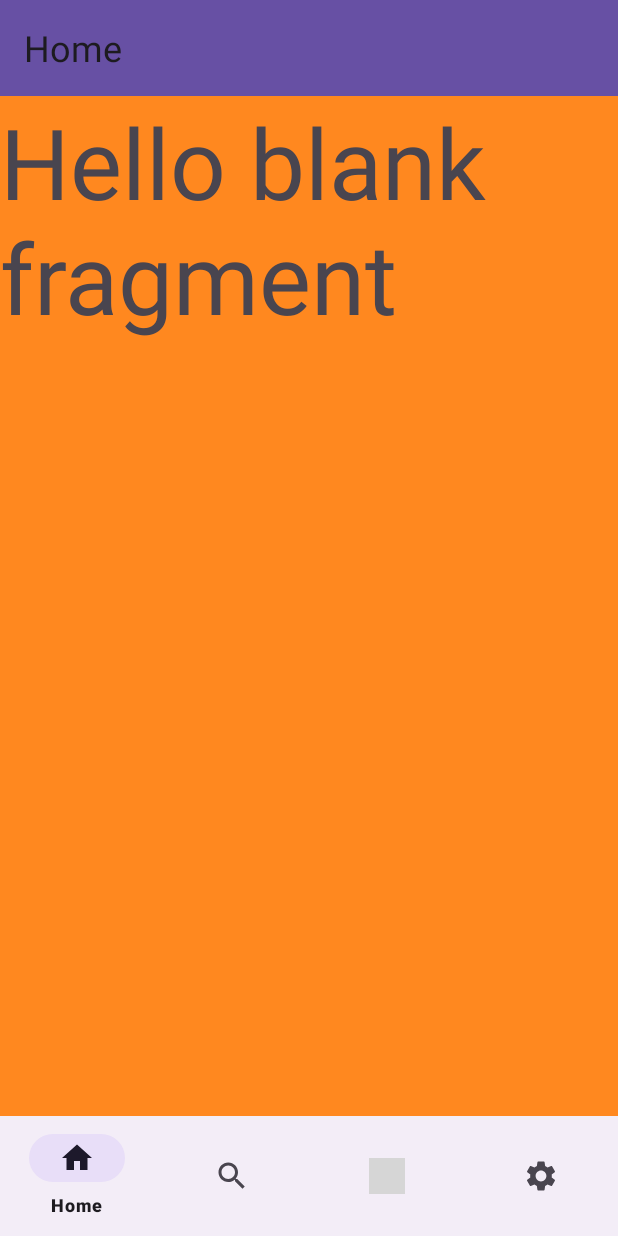
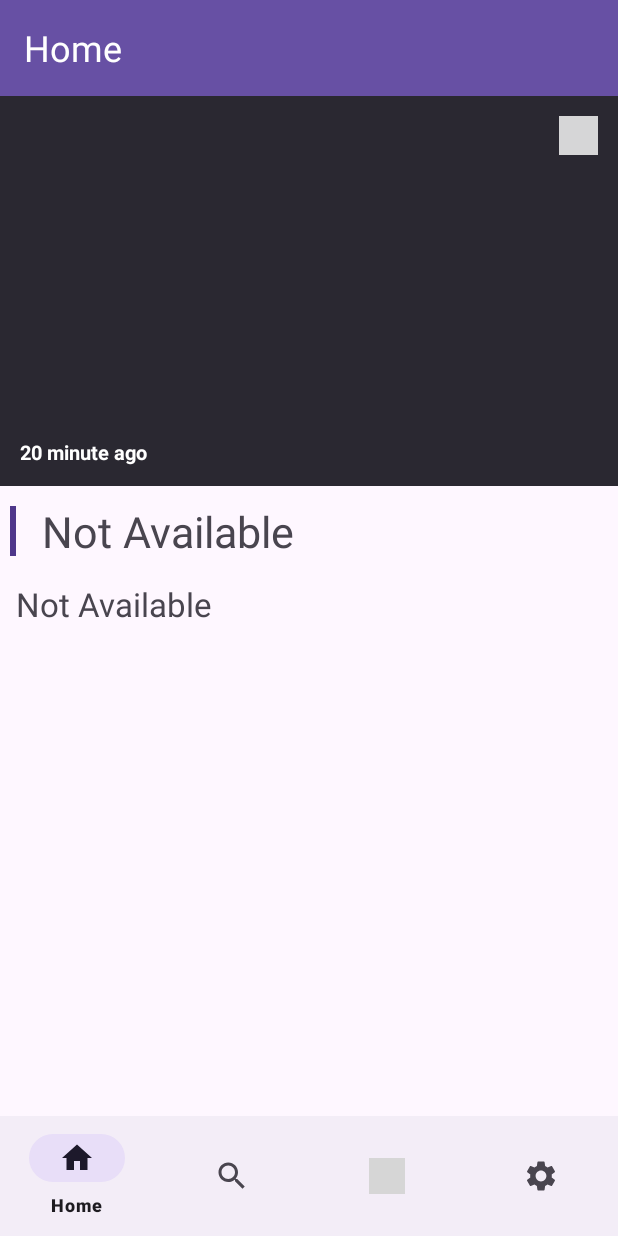
Before and after one commit to omar7311/News-App, an Android app: the fragment NewsDetailsFragment placed in its activity, on a phone screen of 412 x 824 dp. Run offline under Robolectric (Android 15) with nearby library versions, the phone set to English and light mode, and no system bars; our stand-ins replace navigation-ui, sdp/ssp sizes; network calls fail; pictures from the network do not load; 7 statements that could not run were skipped; grey boxes are pictures that could not be loaded.

Commit message:
details fragment

```diff
--- a/app/src/main/java/com/example/newsapp/data/source/remote/WebServices.kt
+++ b/app/src/main/java/com/example/newsapp/data/source/remote/WebServices.kt
@@ -1,15 +1,15 @@
 package com.example.newsapp.data.source.remote
 
 import com.example.newsapp.data.model.NewsResponse
-import retrofit2.Call
+import retrofit2.Response
 import retrofit2.http.GET
 import retrofit2.http.Query
 
 interface WebServices {
     @GET("top-headlines")
-    fun getCountryNews(@Query("country") country:String,@Query("apiKey") apiKey:String):Call<NewsResponse>
+    suspend fun getCountryNews(@Query("country") country:String,@Query("apiKey") apiKey:String): Response<NewsResponse>
     @GET("everything")
-    fun getLatestNews(@Query("domains") domains:String,@Query("apiKey") apiKey:String):Call<NewsResponse>
+    suspend fun getLatestNews(@Query("domains") domains:String,@Query("apiKey") apiKey:String):Response<NewsResponse>
     @GET("everything")
-    fun getNews(@Query("q") query:String,@Query("apiKey") apiKey:String):Call<NewsResponse>
+    suspend fun getNews(@Query("q") query:String,@Query("apiKey") apiKey:String):Response<NewsResponse>
 }
--- a/app/src/main/java/com/example/newsapp/ui/HomeFragment.kt
+++ b/app/src/main/java/com/example/newsapp/ui/HomeFragment.kt
@@ -1,5 +1,6 @@
 package com.example.newsapp.ui
 
+import android.app.ProgressDialog
 import android.os.Bundle
 import android.util.Log
 import androidx.fragment.app.Fragment
@@ -15,72 +16,81 @@ import com.example.newsapp.data.source.remote.RetrofitClient
 import com.example.newsapp.databinding.FragmentHomeBinding
 import com.example.newsapp.ui.adapter.EgyptNewsAdapter
 import com.example.newsapp.ui.adapter.LatestNewsAdapter
+import kotlinx.coroutines.Dispatchers
+import kotlinx.coroutines.GlobalScope
+import kotlinx.coroutines.launch
+import kotlinx.coroutines.runBlocking
+import kotlinx.coroutines.withContext
 import retrofit2.Call
 import retrofit2.Callback
 import retrofit2.Response
 
 
-class HomeFragment : Fragment(),LatestNewsAdapter.NewsAction {
+class HomeFragment : Fragment(), NewsAction {
     lateinit var binding: FragmentHomeBinding
     lateinit var adapter1: EgyptNewsAdapter
     lateinit var adapter2: LatestNewsAdapter
+    lateinit var dialog: ProgressDialog
+
 
     override fun onCreateView(
         inflater: LayoutInflater,
         container: ViewGroup?,
         savedInstanceState: Bundle?
     ): View? {
+
         return inflater.inflate(R.layout.fragment_home, container, false)
     }
+
     override fun onViewCreated(view: View, savedInstanceState: Bundle?) {
         super.onViewCreated(view, savedInstanceState)
-        binding=FragmentHomeBinding.bind(view)
+        binding = FragmentHomeBinding.bind(view)
         init()
         getEgyptNews()
         getLatestNews()
     }
+
     fun init() {
-        adapter1= EgyptNewsAdapter()
-        adapter2= LatestNewsAdapter(this)
-        binding.recycleView2.layoutManager=LinearLayoutManager(context)
-        binding.recycleView1.layoutManager=LinearLayoutManager(context,LinearLayoutManager.HORIZONTAL,false)
+        dialog = ProgressDialog(context)
+        dialog.setTitle("loading....")
+        dialog.show()
+        adapter1 = EgyptNewsAdapter()
+        adapter2 = LatestNewsAdapter(this)
+
+
+        binding.recycleView2.layoutManager = LinearLayoutManager(context)
+        binding.recycleView1.layoutManager =
+            LinearLayoutManager(context, LinearLayoutManager.HORIZONTAL, false)
 
     }
 
-    private fun getLatestNews() {
-            RetrofitClient.getWebServices().getLatestNews("bbc.com,thenextweb.com",getString(R.string.api_Key))
-                .enqueue(object :Callback<NewsResponse>{
-                    override fun onResponse(
-                        call: Call<NewsResponse>,
-                        response: Response<NewsResponse>
-                    ) {
+    fun getLatestNews() {
+        GlobalScope.launch(Dispatchers.IO) {
+            val response = RetrofitClient.getWebServices()
+                .getLatestNews("bbc.com,thenextweb.com", getString(R.string.api_Key))
+            if (response.isSuccessful) {
                 adapter2.addList(response.body()!!.articles as ArrayList<ArticlesItem>)
-                        binding.recycleView2.adapter=adapter2
+                withContext(Dispatchers.Main) {
+                    binding.recycleView2.adapter = adapter2
+                    dialog.dismiss()
                 }
-
-                    override fun onFailure(call: Call<NewsResponse>, t: Throwable) {
-                        TODO("Not yet implemented")
             }
-
-                })
+        }
     }
 
 
-    fun getEgyptNews(){
-      RetrofitClient.getWebServices()
-          .getCountryNews("eg",getString(R.string.api_Key))
-          .enqueue(object :Callback<NewsResponse>{
-              override fun onResponse(call: Call<NewsResponse>, response: Response<NewsResponse>) {
-                  Log.d("tag",response.body()!!.articles.toString())
+    fun getEgyptNews() {
+        GlobalScope.launch(Dispatchers.IO) {
+            val response =
+                RetrofitClient.getWebServices().getCountryNews("eg", getString(R.string.api_Key))
+            if (response.isSuccessful) {
                 adapter1.addList(response.body()!!.articles as ArrayList<ArticlesItem>)
-                  binding.recycleView1.adapter=adapter1
+                withContext(Dispatchers.Main) {
+                    binding.recycleView1.adapter = adapter1
+                    dialog.dismiss()
                 }
-              override fun onFailure(call: Call<NewsResponse>, t: Throwable) {
-                  TODO("Not yet implemented")
             }
-
-          })
-
+        }
     }
 
     override fun newsClicked(news: ArticlesItem) {
--- a/app/src/main/java/com/example/newsapp/ui/NewsDetailsFragment.kt
+++ b/app/src/main/java/com/example/newsapp/ui/NewsDetailsFragment.kt
@@ -1,23 +1,26 @@
 package com.example.newsapp.ui
 
+import android.net.Uri
 import android.os.Bundle
 import android.util.Log
 import android.view.LayoutInflater
 import android.view.View
 import android.view.ViewGroup
 import androidx.fragment.app.Fragment
+import coil.load
 import com.example.newsapp.R
 import com.example.newsapp.data.model.ArticlesItem
+import com.example.newsapp.databinding.FragmentBookmarkBinding
+import com.example.newsapp.databinding.FragmentNewsDetailsBinding
 
 class NewsDetailsFragment : Fragment() {
-
-
+lateinit var binding: FragmentNewsDetailsBinding
+    lateinit var newsDetails: ArticlesItem
     override fun onCreate(savedInstanceState: Bundle?) {
         super.onCreate(savedInstanceState)
         if(arguments!=null) {
-            val newsDetails: ArticlesItem =
-                NewsDetailsFragmentArgs.fromBundle(requireArguments()).news
-            Log.d("tag", newsDetails.title!!)
+             newsDetails= NewsDetailsFragmentArgs.fromBundle(requireArguments()).news
+
         }
     }
 
@@ -29,5 +32,19 @@ class NewsDetailsFragment : Fragment() {
         return inflater.inflate(R.layout.fragment_news_details, container, false)
     }
 
+    override fun onViewCreated(view: View, savedInstanceState: Bundle?) {
+        binding=FragmentNewsDetailsBinding.bind(view)
+        bindUi()
+        super.onViewCreated(view, savedInstanceState)
+    }
 
+fun bindUi(){
+    binding.imageDetails.load(newsDetails.urlToImage)
+    binding.titleDetails.text=newsDetails.title
+    binding.timeDetails.text=newsDetails.publishedAt
+    binding.description.text= newsDetails.description as String?
+    binding.imageButtonDetail.setOnCheckedChangeListener { buttonView, isChecked ->
+        if(isChecked) BookmarkFragment.bookmarkList.add(newsDetails)
+    }
 }
+}
--- a/app/src/main/java/com/example/newsapp/ui/adapter/EgyptNewsAdapter.kt
+++ b/app/src/main/java/com/example/newsapp/ui/adapter/EgyptNewsAdapter.kt
@@ -8,10 +8,11 @@ import androidx.recyclerview.widget.RecyclerView
 import coil.load
 import com.example.newsapp.data.model.ArticlesItem
 import com.example.newsapp.databinding.ItemEgyptNewsBinding
+import com.example.newsapp.ui.BookmarkFragment
 import com.example.newsapp.ui.HomeFragmentDirections
 
 class EgyptNewsAdapter() : RecyclerView.Adapter<EgyptNewsAdapter.NewsHolder>() {
-    private lateinit var list: ArrayList<ArticlesItem>
+    private var list= ArrayList<ArticlesItem>()
 
     fun addList(list: ArrayList<ArticlesItem>) {
         this.list = list
@@ -35,7 +36,7 @@ class EgyptNewsAdapter() : RecyclerView.Adapter<EgyptNewsAdapter.NewsHolder>() {
         holder.binding.image.load(currentItem.urlToImage)
         holder.binding.imageButton.setOnCheckedChangeListener(CompoundButton.OnCheckedChangeListener
         { buttonView, isChecked ->
-
+            if(isChecked){ BookmarkFragment.bookmarkList.add(currentItem) }
         })
     }
 
--- a/app/src/main/java/com/example/newsapp/ui/adapter/LatestNewsAdapter.kt
+++ b/app/src/main/java/com/example/newsapp/ui/adapter/LatestNewsAdapter.kt
@@ -8,10 +8,12 @@ import androidx.recyclerview.widget.RecyclerView
 import coil.load
 import com.example.newsapp.data.model.ArticlesItem
 import com.example.newsapp.databinding.LatestNewsItemBinding
+import com.example.newsapp.ui.BookmarkFragment
 import com.example.newsapp.ui.HomeFragmentDirections
+import com.example.newsapp.ui.NewsAction
 
 class LatestNewsAdapter(var news: NewsAction):RecyclerView.Adapter<LatestNewsAdapter.NewsHolder>() {
-    private lateinit var list: ArrayList<ArticlesItem>
+     var list= ArrayList<ArticlesItem>()
     fun addList(list: ArrayList<ArticlesItem>) {
         this.list =list
     }
@@ -31,6 +33,8 @@ class LatestNewsAdapter(var news: NewsAction):RecyclerView.Adapter<LatestNewsAda
         holder.binding.imageView.load(curentItem.urlToImage)
         holder.binding.imageButtonView.setOnCheckedChangeListener(CompoundButton.OnCheckedChangeListener{
             buttonView, isChecked ->
+            if(isChecked){ BookmarkFragment.bookmarkList.add(curentItem) }
+
         })
 
     }
@@ -41,8 +45,5 @@ init {
     }
 }
     }
-    interface NewsAction {
-        fun newsClicked(news:ArticlesItem)
 
-    }
 }
--- a/app/src/main/res/layout/activity_main.xml
+++ b/app/src/main/res/layout/activity_main.xml
@@ -10,6 +10,7 @@
         android:layout_width="match_parent"
         app:layout_constraintTop_toTopOf="parent"
         android:layout_height="?attr/actionBarSize"
+       app:titleTextColor="@color/white"
         app:title="@string/app_name"
         android:background="?attr/colorPrimary"
         app:titleTextAppearance="@style/TextAppearance.Material3.HeadlineSmall"
--- a/app/src/main/res/layout/fragment_news_details.xml
+++ b/app/src/main/res/layout/fragment_news_details.xml
@@ -1,16 +1,84 @@
 <?xml version="1.0" encoding="utf-8"?>
-<FrameLayout xmlns:android="http://schemas.android.com/apk/res/android"
+<androidx.constraintlayout.widget.ConstraintLayout xmlns:android="http://schemas.android.com/apk/res/android"
+    xmlns:app="http://schemas.android.com/apk/res-auto"
     xmlns:tools="http://schemas.android.com/tools"
     android:layout_width="match_parent"
     android:layout_height="match_parent"
-    android:background="@color/orange"
     tools:context=".ui.NewsDetailsFragment">
 
-    <!-- TODO: Update blank fragment layout -->
-    <TextView
+
+    <com.google.android.material.imageview.ShapeableImageView
+        android:id="@+id/image_details"
         android:layout_width="match_parent"
-        android:layout_height="match_parent"
-        android:textSize="@dimen/_50sdp"
-        android:text="@string/hello_blank_fragment" />
+        android:layout_height="@dimen/_200sdp"
+        android:background="@color/navy_blue"
+        android:scaleType="centerCrop"
+        app:layout_constraintTop_toTopOf="parent" />
 
-</FrameLayout>
+    <com.google.android.material.checkbox.MaterialCheckBox
+        android:id="@+id/imageButtonDetail"
+        android:layout_width="@dimen/_20sdp"
+        android:layout_height="@dimen/_20sdp"
+        android:layout_margin="@dimen/_10sdp"
+        android:layout_marginTop="@dimen/_10sdp"
+        android:layout_marginEnd="@dimen/_10sdp"
+        android:background="@drawable/cheakbox"
+        android:button="@null"
+        app:layout_constraintRight_toRightOf="@id/image_details"
+        app:layout_constraintTop_toTopOf="@id/image_details" />
+
+    <com.google.android.material.textview.MaterialTextView
+        android:id="@+id/title_details"
+        android:layout_width="0dp"
+        android:layout_height="wrap_content"
+        android:layout_margin="@dimen/_5sdp"
+        android:padding="@dimen/_3sdp"
+        android:text="@string/not_available"
+        android:textSize="@dimen/_22ssp"
+        app:layout_constraintEnd_toEndOf="parent"
+        app:layout_constraintStart_toEndOf="@id/view"
+        app:layout_constraintTop_toBottomOf="@id/image_details" />
+
+    <com.google.android.material.textview.MaterialTextView
+        android:id="@+id/timeDetails"
+        android:layout_width="wrap_content"
+        android:layout_height="wrap_content"
+        android:layout_margin="@dimen/_10sdp"
+        android:ems="10"
+        android:text="20 minute ago"
+        android:textColor="@color/white"
+        android:textSize="@dimen/_10sdp"
+        android:textStyle="bold"
+        app:layout_constraintBottom_toBottomOf="@id/image_details"
+        app:layout_constraintLeft_toLeftOf="@id/image_details" />
+
+    <View
+        android:id="@+id/view"
+        android:layout_width="@dimen/_3sdp"
+        android:layout_height="0dp"
+        android:layout_margin="@dimen/_5sdp"
+        android:background="@color/purple"
+        app:layout_constraintBottom_toBottomOf="@id/title_details"
+        app:layout_constraintEnd_toStartOf="@id/title_details"
+        app:layout_constraintStart_toStartOf="parent"
+        app:layout_constraintTop_toTopOf="@id/title_details" />
+
+    <ScrollView
+        android:layout_width="match_parent"
+        android:layout_height="0dp"
+        app:layout_constraintBottom_toBottomOf="parent"
+        app:layout_constraintTop_toBottomOf="@id/title_details">
+        <com.google.android.material.textview.MaterialTextView
+            android:id="@+id/description"
+            android:layout_width="match_parent"
+            android:layout_height="0dp"
+            android:layout_margin="@dimen/_5sdp"
+            android:padding="@dimen/_3sdp"
+            android:text="@string/not_available"
+            android:textSize="@dimen/_17sdp"
+            app:layout_constraintBottom_toBottomOf="parent"
+            app:layout_constraintTop_toBottomOf="@id/title_details" />
+    </ScrollView>
+
+
+</androidx.constraintlayout.widget.ConstraintLayout>
--- a/app/src/main/res/navigation/navigation_graph.xml
+++ b/app/src/main/res/navigation/navigation_graph.xml
@@ -12,7 +12,7 @@
         tools:layout="@layout/fragment_home" >
         <action
             android:id="@+id/action_home_to_newsDetailsFragment"
-            app:destination="@id/newsDetailsFragment" />
+            app:destination="@id/details" />
     </fragment>
     <fragment
         android:id="@+id/search"
@@ -21,7 +21,7 @@
         tools:layout="@layout/fragment_search" >
         <action
             android:id="@+id/action_search_to_newsDetailsFragment"
-            app:destination="@id/newsDetailsFragment" />
+            app:destination="@id/details" />
     </fragment>
     <fragment
         android:id="@+id/bookmark"
@@ -31,7 +31,7 @@
 
         <action
             android:id="@+id/action_bookmark_to_newsDetailsFragment2"
-            app:destination="@id/newsDetailsFragment" />
+            app:destination="@id/details" />
     </fragment>
     <fragment
         android:id="@+id/setting"
@@ -39,9 +39,9 @@
         android:label="Setting"
         tools:layout="@layout/fragment_setting" />
     <fragment
-        android:id="@+id/newsDetailsFragment"
+        android:id="@+id/details"
         android:name="com.example.newsapp.ui.NewsDetailsFragment"
-        android:label="fragment_news_details"
+        android:label="Details"
         tools:layout="@layout/fragment_news_details" >
         <argument
             android:name="news"
--- a/app/src/main/res/values/strings.xml
+++ b/app/src/main/res/values/strings.xml
@@ -9,4 +9,5 @@
     <!-- TODO: Remove or change this placeholder text -->
     <string name="hello_blank_fragment">Hello blank fragment</string>
     <string name="search_edit">Search</string>
+    <string name="not_available">Not Available</string>
 </resources>
--- a/app/src/main/res/values/themes.xml
+++ b/app/src/main/res/values/themes.xml
@@ -4,6 +4,10 @@
         <!-- Customize your light theme here. -->
         <!-- <item name="colorPrimary">@color/my_light_primary</item> -->
     </style>
-
+    <style name="Theme">
+        <item name="android:statusBarColor">
+            @color/navy_blue
+        </item>
+    </style>
     <style name="Theme.NewsApp" parent="Base.Theme.NewsApp" />
 </resources>
```
Also changed, not shown: app/build.gradle.kts (+7 -7 lines), app/src/main/java/com/example/newsapp/ui/BookmarkFragment.kt (+28 -2 lines), app/src/main/java/com/example/newsapp/ui/NewsAction.kt (added, +8 -0 lines), app/src/main/java/com/example/newsapp/ui/SearchFragment.kt (+32 -24 lines), app/src/main/res/layout/fragment_bookmark.xml (+9 -7 lines). Lines whose indentation alone changed are shown as unchanged.
